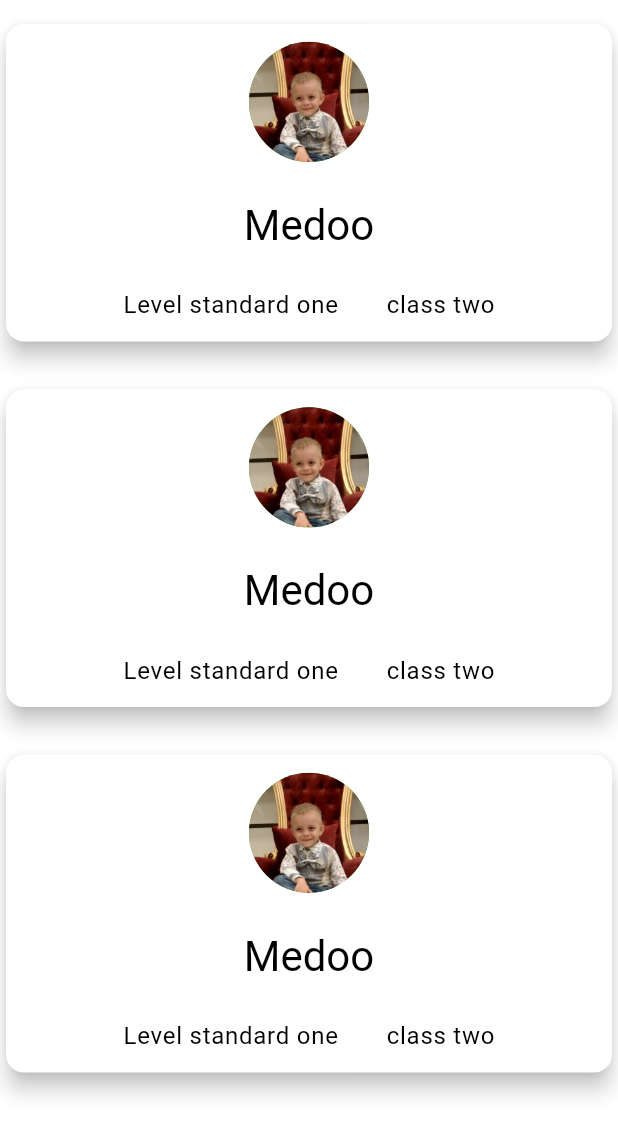
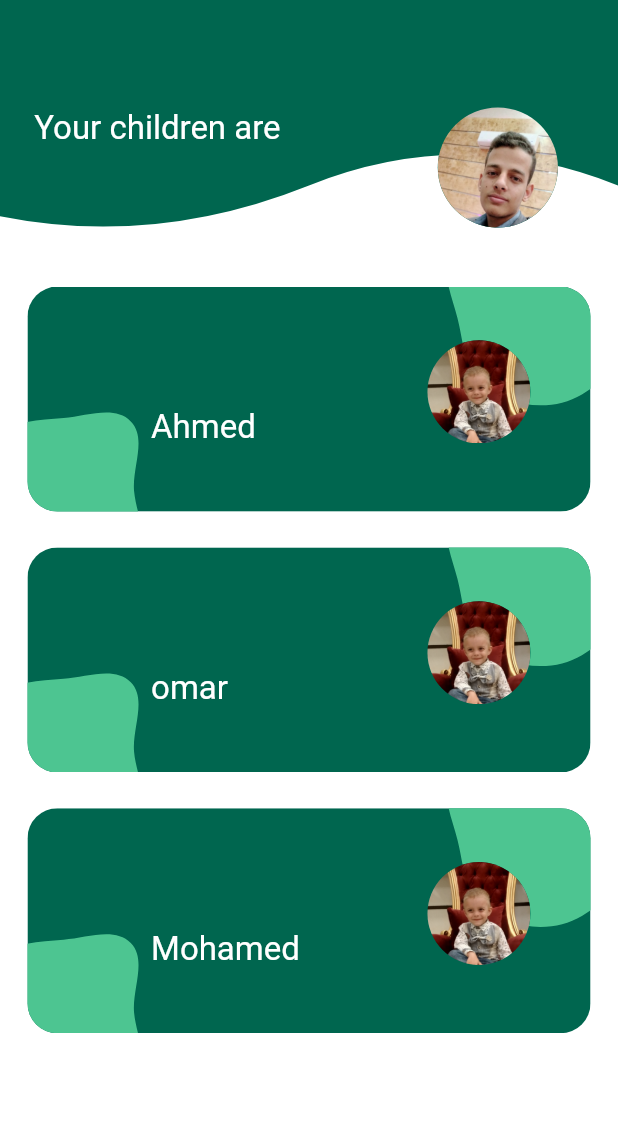
Before and after one commit to AhmedIdress/Moazeb-School-attendance-system, a Flutter app: the ChildrenScreen screen opened directly, on a phone screen of 412 x 824 dp. Shown: the top 1135 px of the screen. Run offline on Flutter 3.47's test engine with Material 2 defaults, Android fonts, the phone set to English and light mode, and no system bars; our stand-ins replace bloc, dio, flutter_bloc, flutter_screenutil, flutter_svg, hive and 1 more; missing offline and left inert: translator; accounts and stored records are empty.

Commit message:
Auth, login and children redesign

```diff
--- a/lib/core/app_colors.dart
+++ b/lib/core/app_colors.dart
@@ -1,14 +1,15 @@
 import 'package:flutter/material.dart';
 
-/*class AppColors{
-  static const Color grey = Colors.grey;
+class AppColors {
+  /*static const Color grey = Colors.grey;
   static const Color white = Colors.white;
-  static const Color black = Colors.black;
-  static const primary = Colors.blue;
-}*/
+  static const Color black = Colors.black;*/
+  static Color primary = const Color.fromRGBO(0, 102, 79, 1);
+  static Color primaryBright = const Color.fromRGBO(77, 197, 145, 1);
+}
 
 final ColorScheme attendanceColorScheme = ColorScheme.light(
-  primary: Colors.green,
+  primary: const Color.fromRGBO(0, 102, 79, 1),
   secondary: Colors.blue[700]!,
   background: Colors.white,
   surface: Colors.white,
@@ -18,7 +19,6 @@ final ColorScheme attendanceColorScheme = ColorScheme.light(
   onSurface: Colors.black,
   brightness: Brightness.light,
 );
-
 
 final ColorScheme attendanceDarkColorScheme = ColorScheme.dark(
   primary: Colors.green[700]!,
--- a/lib/core/app_size.dart
+++ b/lib/core/app_size.dart
@@ -22,14 +22,17 @@ class AppSize {
   static double s30w = 30.w;
   static double s35h = 35.h;
   static double s35w = 35.w;
+  static double s42w = 42.w;
   static double s42h = 42.h;
   static double s48h = 48.h;
-  static double s42w = 82.w;
+  static double s82w = 82.w;
+  static double s72w = 72.w;
   static double s60h = 60.h;
   static double s60w = 60.w;
   static double s90h = 90.h;
   static double s90w = 90.w;
   static double s120h = 120.h;
+  static double s150h = 150.h;
   static double s120w = 120.w;
 }
 
@@ -56,5 +59,6 @@ class AppRadius {
   static double r35 = 35.r;
   static double r40 = 40.r;
   static double r50 = 50.r;
+  static double r80 = 80.r;
   static double r250 = 250.r;
 }
--- a/lib/main.dart
+++ b/lib/main.dart
@@ -10,13 +10,13 @@ import 'package:ibn_khaldun/core/app_locale.dart';
 import 'package:ibn_khaldun/core/services/dio_helper.dart';
 import 'package:ibn_khaldun/core/theme.dart';
 import 'package:ibn_khaldun/parent_module/presentation/controllers/child_cubit/child_cubit.dart';
+import 'package:ibn_khaldun/parent_module/presentation/controllers/children_cubit/children_cubit.dart';
 import 'package:ibn_khaldun/parent_module/presentation/controllers/custom_calender_cubit/custom_calender_cubit.dart';
 
 void main() async {
   await Hive.initFlutter();
   await Hive.openBox('cacheData');
   DioHelper.init();
-  //HiveDataSource.instance.init();
   runApp(const MyApp());
 }
 
@@ -38,6 +38,9 @@ class MyApp extends StatelessWidget {
         ),
         BlocProvider(
           create: (BuildContext context) => ChildCubit(),
+        ),
+        BlocProvider(
+          create: (BuildContext context) => ChildrenCubit(),
         ),
       ],
       child: ScreenUtilInit(
--- a/lib/parent_module/presentation/controllers/child_cubit/child_cubit.dart
+++ b/lib/parent_module/presentation/controllers/child_cubit/child_cubit.dart
@@ -1,9 +1,9 @@
 import 'dart:ui';
 
-import 'package:bloc/bloc.dart';
+import 'package:flutter/foundation.dart';
+import 'package:flutter_bloc/flutter_bloc.dart';
 import 'package:ibn_khaldun/core/app_path.dart';
 import 'package:ibn_khaldun/parent_module/data/models/card_style_model.dart';
-import 'package:meta/meta.dart';
 
 part 'child_state.dart';
 
--- /dev/null
+++ b/lib/parent_module/presentation/controllers/children_cubit/children_cubit.dart
@@ -0,0 +1,37 @@
+import 'package:bloc/bloc.dart';
+import 'package:flutter/foundation.dart';
+import 'package:ibn_khaldun/auth_and_onboarding_module/data/models/login_model.dart';
+import 'package:ibn_khaldun/parent_module/data/parent_repository/parent_repository.dart';
+import 'package:ibn_khaldun/parent_module/domain/base_parent_repository/base_parent_repository.dart';
+
+part 'children_state.dart';
+
+class ChildrenCubit extends Cubit<ChildrenState> {
+  ChildrenCubit() : super(ChildrenInitialState()) {
+    getLoginData();
+  }
+  final BaseParentRepository _baseParentRepository = ParentRepository();
+  late LoginData loginData;
+  void getLoginData() async {
+    //loginData = await _baseParentRepository.getParentLoinData();
+    loginData = LoginData.fromJson({
+      "parentId": "d5ab7448-ae16-4987-876f-d9ed14a0c90a",
+      "parentName": "Ibrahim Idress",
+      "email": "ibrahimidress@parent.ibnkhaldun",
+      "nid": "1234",
+      "governorate": "menofia",
+      "city": "menouf city",
+      "address": "sansaft",
+      "job": "software engineer",
+      "externalEmail": "parent@gmail.com",
+      "phoneNumber": "012",
+      "imageUrl": "/Images/default.png",
+      "students": [
+        {"name": "Ahmed", "studentId": "445bc545-7bda-4adb-858a-05ccf0119a5b"},
+        {"name": "omar", "studentId": "64c40472-9209-49be-b7f4-1efbe24e0993"},
+        {"name": "Mohamed", "studentId": "cd5b87c4-cb53-41d0-a0f8-2f25b1de5cd7"}
+      ]
+    });
+    emit(GetLoginDataSuccessfullyState());
+  }
+}
--- /dev/null
+++ b/lib/parent_module/presentation/controllers/children_cubit/children_state.dart
@@ -0,0 +1,8 @@
+part of 'children_cubit.dart';
+
+@immutable
+abstract class ChildrenState {}
+
+class ChildrenInitialState extends ChildrenState {}
+
+class GetLoginDataSuccessfullyState extends ChildrenState {}
--- a/lib/parent_module/presentation/screens/children_screen/children_screen.dart
+++ b/lib/parent_module/presentation/screens/children_screen/children_screen.dart
@@ -1,8 +1,9 @@
 import 'package:flutter/material.dart';
-import 'package:ibn_khaldun/core/app_locale.dart';
+import 'package:flutter_bloc/flutter_bloc.dart';
+import 'package:ibn_khaldun/core/app_colors.dart';
 import 'package:ibn_khaldun/core/app_path.dart';
 import 'package:ibn_khaldun/core/app_size.dart';
-import 'package:ibn_khaldun/core/app_string.dart';
+import 'package:ibn_khaldun/parent_module/presentation/controllers/children_cubit/children_cubit.dart';
 import 'package:ibn_khaldun/parent_module/presentation/screens/children_screen/child_screen/child_screen.dart';
 
 class ChildrenScreen extends StatelessWidget {
@@ -10,14 +11,34 @@ class ChildrenScreen extends StatelessWidget {
 
   @override
   Widget build(BuildContext context) {
-    return ListView.builder(
-      itemCount: 3,
+    var cubit = BlocProvider.of<ChildrenCubit>(context);
+    return BlocConsumer<ChildrenCubit, ChildrenState>(
+      listener: (context, state) {
+        // TODO: implement listener
+      },
+      builder: (context, state) {
+        return Scaffold(
+          body: Stack(
+            children: [
+              CustomPaint(
+                size: Size(
+                    double.infinity, MediaQuery.of(context).size.height * 0.5),
+                painter: _HeaderWavesPainter(AppColors.primary),
+              ),
+              Padding(
+                padding: EdgeInsets.only(
+                  top: AppSize.s150h,
+                  right: AppSize.s16w,
+                  left: AppSize.s16w,
+                ),
+                child: ListView.builder(
+                  itemCount: cubit.loginData.students?.length,
                   itemBuilder: (BuildContext context, int index) {
                     return InkWell(
                       onTap: () {
                         Navigator.of(context).push(
                           MaterialPageRoute(
-                builder: (context) => ChildScreen(),
+                            builder: (context) => const ChildScreen(),
                           ),
                         );
                       },
@@ -25,99 +46,130 @@ class ChildrenScreen extends StatelessWidget {
                         padding: EdgeInsets.symmetric(
                           vertical: AppSize.s10h,
                         ),
-            child: Card(
-              elevation: 6,
-              child: Padding(
-                padding: EdgeInsets.symmetric(
-                  horizontal: AppSize.s10w,
-                  vertical: AppSize.s10h,
-                ),
-                child: Column(
+                        child: InkWell(
+                          onTap: () {
+                            Navigator.of(context).push(
+                              MaterialPageRoute(builder: (context) {
+                                return const ChildScreen();
+                              }),
+                            );
+                          },
+                          child: SizedBox(
+                            height: 150,
+                            child: ClipRRect(
+                              borderRadius: BorderRadius.circular(20),
+                              child: Stack(
                                 children: [
-                    CircleAvatar(
-                      radius: AppRadius.r35,
-                      backgroundImage: AssetImage(AppPath.hima),
-                      /*
-                      child: Text(
-                        getLang(
-                          context,
-                          AppString.childName,
-                        ).substring(0, 1),
-                        style: TextStyle(fontSize: AppFont.f24,),
-                      ),*/
-                    ),
-                    Padding(
-                      padding: EdgeInsets.symmetric(
-                        vertical: AppSize.s10h,
+                                  Container(
+                                    decoration: BoxDecoration(
+                                      color: AppColors.primary,
                                     ),
                                   ),
-                    Text(
-                      getLang(
-                        context,
-                        AppString.childName,
+                                  PositionedDirectional(
+                                    top: AppSize.s16h,
+                                    end: -AppSize.s25h,
+                                    child: CustomPaint(
+                                      painter: PathPainter(
+                                        AppColors.primaryBright,
                                       ),
-                      style: Theme.of(context).textTheme.headlineMedium,
-                    ),
-                    /*CustomText(
-                      text: getLang(
-                        context,
-                        AppString.childName,
-                      ),
-                      fontSize: AppFont.f16,
-                      fontWeight: FontWeight.bold,
-                    ),*/
-                    Padding(
-                      padding: EdgeInsets.symmetric(
-                        vertical: AppSize.s10h,
+                                      size: const Size(200, 200),
                                     ),
                                   ),
-                    Row(
-                      mainAxisAlignment: MainAxisAlignment.center,
-                      children: [
-                        Text(
-                          getLang(
-                            context,
-                            AppString.level,
+                                  PositionedDirectional(
+                                    bottom: -220,
+                                    start: -120,
+                                    child: CustomPaint(
+                                      painter: PathPainter(
+                                        AppColors.primaryBright,
                                       ),
-                          style: Theme.of(context).textTheme.bodyLarge,
-                        ),
-                        /*CustomText(
-                          text: getLang(
-                            context,
-                            AppString.level,
-                          ),
-                          fontSize: AppFont.f16,
-                          fontWeight: FontWeight.normal,
-                        ),*/
-                        Padding(
-                          padding: EdgeInsets.symmetric(
-                            horizontal: AppSize.s14w,
+                                      size: const Size(200, 200),
                                     ),
                                   ),
-                        /*CustomText(
-                          text: getLang(
-                            context,
-                            AppString.childClass,
+                                  PositionedDirectional(
+                                    start: AppSize.s72w,
+                                    bottom: AppSize.s35h,
+                                    child: Text(
+                                      cubit.loginData.students![index].name,
+                                      textAlign: TextAlign.center,
+                                      style: Theme.of(context)
+                                          .textTheme
+                                          .titleLarge
+                                          ?.copyWith(
+                                            color: Colors.white,
                                           ),
-                          fontSize: AppFont.f16,
-                          fontWeight: FontWeight.normal,
-                        ),*/
-                        Text(
-                          getLang(
-                            context,
-                            AppString.childClass,
                                     ),
-                          style: Theme.of(context).textTheme.bodyLarge,
                                   ),
-                      ],
+                                  PositionedDirectional(
+                                    end: AppSize.s35w,
+                                    top: AppSize.s30h,
+                                    child: CircleAvatar(
+                                      radius: AppRadius.r30,
+                                      backgroundImage: AssetImage(AppPath.hima),
+                                    ),
                                   ),
                                 ],
                               ),
                             ),
                           ),
                         ),
+                      ),
+                    );
+                  },
+                ),
+              ),
+              PositionedDirectional(
+                end: AppSize.s35w,
+                top: AppSize.s60h,
+                child: CircleAvatar(
+                  radius: AppRadius.r35,
+                  backgroundImage: AssetImage(AppPath.prof2),
+                ),
+              ),
+              PositionedDirectional(
+                start: AppSize.s20w,
+                top: AppSize.s60h,
+                child: Text(
+                  'Your children are',
+                  textAlign: TextAlign.center,
+                  style: Theme.of(context).textTheme.titleLarge?.copyWith(
+                        color: Colors.white,
+                      ),
+                ),
+              ),
+            ],
+          ),
         );
       },
     );
   }
 }
+
+class _HeaderWavesPainter extends CustomPainter {
+  _HeaderWavesPainter(this.color);
+  Color color;
+  @override
+  void paint(Canvas canvas, Size size) {
+    final paint = Paint();
+
+    paint.color = color;
+    paint.style = PaintingStyle.fill;
+    paint.strokeWidth = 2.0;
+
+    final path = Path();
+
+    path.lineTo(0, size.height * 0.35);
+    path.quadraticBezierTo(size.width * 0.25, size.height * 0.40,
+        size.width * 0.5, size.height * 0.30);
+    path.quadraticBezierTo(
+        size.width * 0.75, size.height * 0.20, size.width, size.height * 0.30);
+    path.lineTo(size.width, 0);
+    path.lineTo(0, 0);
+
+    canvas.drawPath(path, paint);
+  }
+
+  @override
+  bool shouldRepaint(covariant CustomPainter oldDelegate) {
+    return true;
+  }
+}
```
Also changed, not shown: lib/auth_and_onboarding_module/presentation/screens/auth/auth_layout.dart (+60 -20 lines), lib/auth_and_onboarding_module/presentation/screens/auth/login_screen.dart (+21 -2 lines), lib/parent_module/data/parent_repository/parent_repository.dart (added, +32 -0 lines), lib/parent_module/data/remote_data_source/remote_data_source.dart (added, +25 -0 lines), lib/parent_module/domain/base_parent_repository/base_parent_repository.dart (added, +8 -0 lines), lib/parent_module/presentation/screens/children_screen/child_screen/child_screen.dart (+0 -16 lines). Lines whose indentation alone changed are shown as unchanged.
